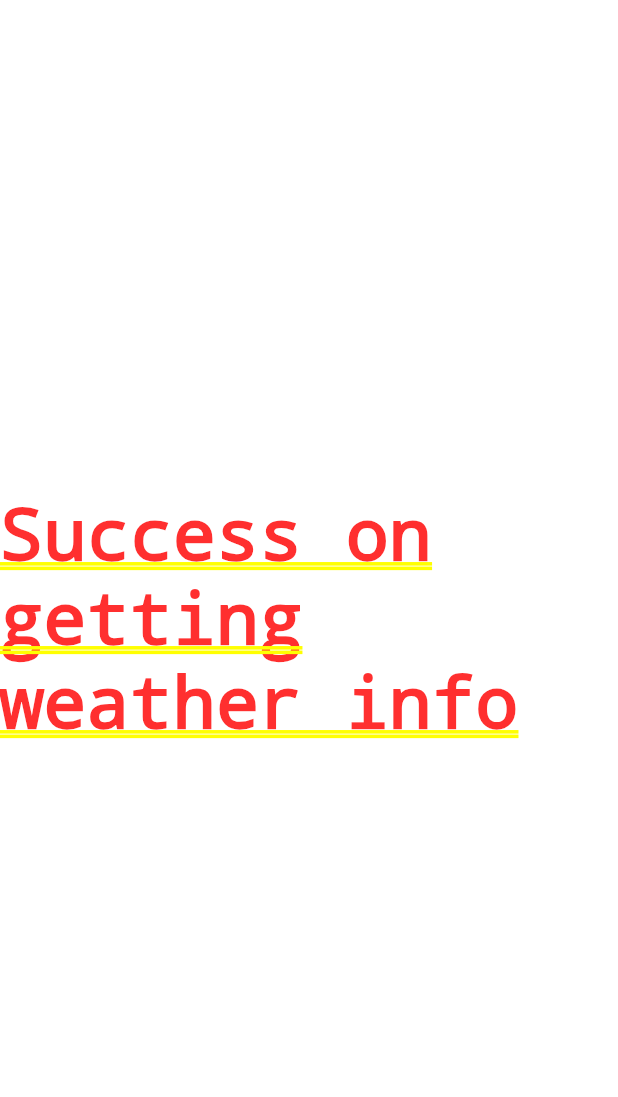
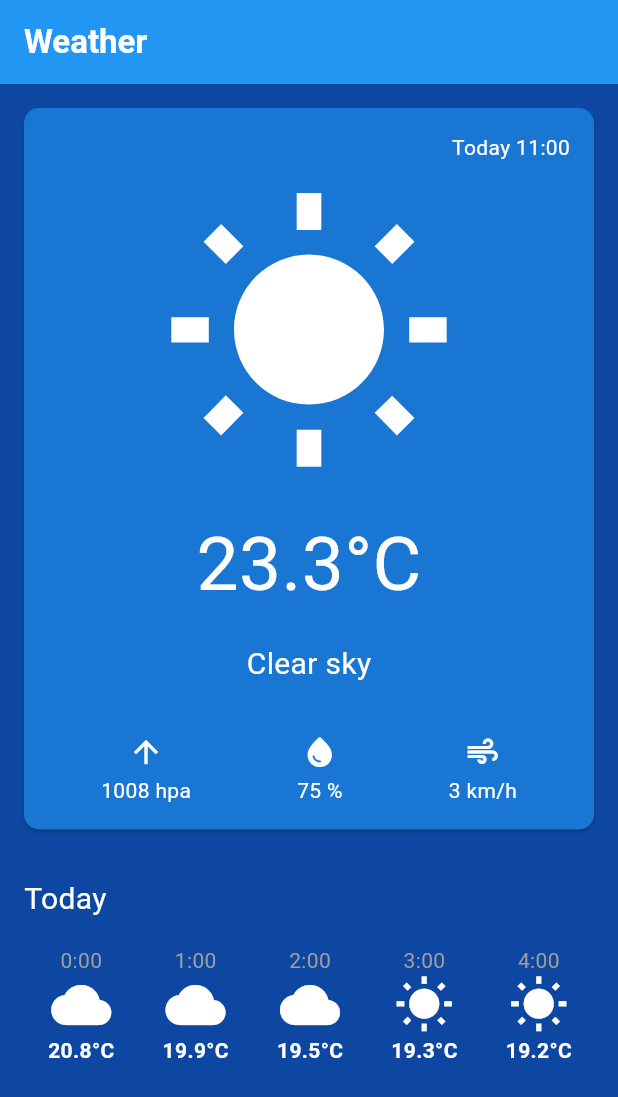
Before and after one commit to mateusfreese/Weather, a Flutter app: the screen it shows after launch, on a phone screen of 412 x 824 dp. Shown: the top 1097 px of the screen. Run offline on Flutter 3.47's test engine with Material 3 defaults, Android fonts, the phone set to English and light mode, and no system bars.

Commit message:
ui: create weather card and weather forecast widgets

```diff
--- a/lib/main.dart
+++ b/lib/main.dart
@@ -13,7 +13,7 @@ class WeatherApp extends StatelessWidget {
     return MaterialApp(
       title: 'Weather',
       theme: ThemeData(
-        colorScheme: ColorScheme.fromSeed(seedColor: Colors.grey),
+        colorScheme: ColorScheme.fromSeed(seedColor: Colors.blue),
         useMaterial3: true,
       ),
       home: const WeatherHome(),
--- /dev/null
+++ b/lib/presentation/model/weather_type_ui.dart
@@ -0,0 +1,60 @@
+import 'package:flutter/material.dart';
+
+import '../../domain/model/weather_type.dart';
+
+class WeatherTypeUI {
+  final IconData icon;
+  final String description;
+
+  WeatherTypeUI({required this.icon, required this.description});
+
+  factory WeatherTypeUI.fromWeatherType(WeatherType weatherType) {
+    switch (weatherType) {
+      case WeatherType.clearSky:
+        return WeatherTypeUI(icon: Icons.wb_sunny, description: "Clear sky");
+      case WeatherType.mainlyClear:
+        return WeatherTypeUI(icon: Icons.wb_cloudy, description: "Mainly clear");
+      case WeatherType.partlyCloudy:
+        return WeatherTypeUI(icon: Icons.cloud, description: "Partly cloudy");
+      case WeatherType.overcast:
+        return WeatherTypeUI(icon: Icons.cloud_queue, description: "Overcast");
+      case WeatherType.foggy:
+      case WeatherType.depositingRimeFog:
+        return WeatherTypeUI(icon: Icons.foggy, description: "Foggy");
+      case WeatherType.lightDrizzle:
+      case WeatherType.moderateDrizzle:
+      case WeatherType.denseDrizzle:
+        return WeatherTypeUI(icon: Icons.grain, description: "Drizzle");
+      case WeatherType.lightFreezingDrizzle:
+      case WeatherType.denseFreezingDrizzle:
+        return WeatherTypeUI(icon: Icons.ac_unit, description: "Freezing drizzle");
+      case WeatherType.slightRain:
+      case WeatherType.moderateRain:
+      case WeatherType.heavyRain:
+        return WeatherTypeUI(icon: Icons.umbrella, description: "Rain");
+      case WeatherType.heavyFreezingRain:
+        return WeatherTypeUI(icon: Icons.ac_unit, description: "Heavy Freezing rain");
+      case WeatherType.slightSnowFall:
+        return WeatherTypeUI(icon: Icons.ac_unit, description: "Slight Snowfall");
+      case WeatherType.moderateSnowFall:
+      case WeatherType.heavySnowFall:
+        return WeatherTypeUI(icon: Icons.snowing, description: "Snowfall");
+      case WeatherType.snowGrains:
+        return WeatherTypeUI(icon: Icons.grain, description: "Snow Grains");
+      case WeatherType.slightRainShowers:
+      case WeatherType.moderateRainShowers:
+      case WeatherType.violentRainShowers:
+        return WeatherTypeUI(icon: Icons.shower, description: "Rain Showers");
+      case WeatherType.slightSnowShowers:
+      case WeatherType.heavySnowShowers:
+        return WeatherTypeUI(icon: Icons.snowing, description: "Snow Showers");
+      case WeatherType.moderateThunderstorm:
+        return WeatherTypeUI(icon: Icons.bolt, description: "Thunderstorm");
+      case WeatherType.slightHailThunderstorm:
+      case WeatherType.heavyHailThunderstorm:
+        return WeatherTypeUI(icon: Icons.hail, description: "Thunderstorm with hail");
+      default:
+        return WeatherTypeUI(icon: Icons.error, description: "Unknown");
+    }
+  }
+}
--- /dev/null
+++ b/lib/presentation/utils/datetime_extensions.dart
@@ -0,0 +1,3 @@
+String formatTime(DateTime time) {
+  return "${time.hour}:${time.minute.toString().padLeft(2, '0')}";
+}
--- a/lib/presentation/view/weather_home.dart
+++ b/lib/presentation/view/weather_home.dart
@@ -7,6 +7,8 @@ import 'package:weather/data/weather_repository_impl.dart';
 import 'package:weather/domain/repository/weather_repository.dart';
 
 import '../../domain/model/weather_info.dart';
+import '../widgets/weather_card.dart';
+import '../widgets/weather_forecast.dart';
 
 class WeatherHome extends StatefulWidget {
   const WeatherHome({super.key});
@@ -46,13 +48,40 @@ class _WeatherHome extends State<WeatherHome> {
 
   @override
   Widget build(BuildContext context) {
-    return FutureBuilder(
-        future: weatherInfo,
-        builder: (context, snapshot) {
-          return Center(
-              child: snapshot.hasData
-                  ? const Text('Success on getting weather info')
-                  : const CircularProgressIndicator());
-        });
+    return Scaffold(
+        appBar: AppBar(
+          backgroundColor: Colors.blue,
+          title: const Text(
+            "Weather",
+            style: TextStyle(
+              color: Colors.white,
+              fontWeight: FontWeight.bold,
+            ),
+          ),
+        ),
+        body: FutureBuilder(
+            future: weatherInfo,
+            builder: (context, snapshot) {
+              if (snapshot.hasData &&
+                  snapshot.data?.currentWeatherData != null) {
+                return Container(
+                  color: Colors.blue[900],
+                  child: Column(
+                    crossAxisAlignment: CrossAxisAlignment.start,
+                    children: [
+                      WeatherCard(
+                          weatherData: snapshot.data!.currentWeatherData!,
+                          backgroundColor: Colors.blue[700]!),
+                      const SizedBox(height: 16),
+                      WeatherForecast(
+                          weatherDataList:
+                              snapshot.data!.weatherDataPerDay[0] ?? []),
+                    ],
+                  ),
+                );
+              }
+
+              return const Center(child: CircularProgressIndicator());
+            }));
   }
 }
--- /dev/null
+++ b/lib/presentation/widgets/hourly_weather_display.dart
@@ -0,0 +1,44 @@
+import 'package:flutter/material.dart';
+import 'package:weather/presentation/model/weather_type_ui.dart';
+
+import '../../domain/model/weather_data.dart';
+import '../utils/datetime_extensions.dart';
+
+class HourlyWeatherDisplay extends StatelessWidget {
+  final WeatherData weatherData;
+
+  const HourlyWeatherDisplay({super.key, required this.weatherData});
+
+  @override
+  Widget build(BuildContext context) {
+    final formattedTime = formatTime(weatherData.time);
+    final weatherTypeUi =
+        WeatherTypeUI.fromWeatherType(weatherData.weatherType);
+
+    return Padding(
+      padding: const EdgeInsets.symmetric(horizontal: 16.0),
+      child: Column(
+        mainAxisAlignment: MainAxisAlignment.spaceBetween,
+        crossAxisAlignment: CrossAxisAlignment.center,
+        children: [
+          Text(
+            formattedTime,
+            style: const TextStyle(color: Colors.grey),
+          ),
+          Icon(
+            weatherTypeUi.icon, // Assuming asset path for icon
+            size: 40,
+            color: Colors.white,
+          ),
+          Text(
+            "${weatherData.temperatureCelsius}°C",
+            style: const TextStyle(
+              color: Colors.white,
+              fontWeight: FontWeight.bold,
+            ),
+          ),
+        ],
+      ),
+    );
+  }
+}
--- /dev/null
+++ b/lib/presentation/widgets/weather_card.dart
@@ -0,0 +1,86 @@
+import 'package:flutter/material.dart';
+import 'package:weather/presentation/model/weather_type_ui.dart';
+import 'package:weather/presentation/widgets/weather_card_display.dart';
+
+import '../../domain/model/weather_data.dart';
+import '../utils/datetime_extensions.dart';
+
+class WeatherCard extends StatelessWidget {
+  final WeatherData weatherData;
+  final Color backgroundColor;
+  final EdgeInsetsGeometry padding;
+
+  const WeatherCard({super.key,
+    required this.weatherData,
+    required this.backgroundColor,
+    this.padding = const EdgeInsets.all(16.0)
+  });
+
+  @override
+  Widget build(BuildContext context) {
+    WeatherTypeUI weatherTypeUi = WeatherTypeUI.fromWeatherType(weatherData.weatherType);
+
+    return Card(
+      color: backgroundColor,
+      shape: RoundedRectangleBorder(
+        borderRadius: BorderRadius.circular(10),
+      ),
+      margin: padding,
+      child: Padding(
+        padding: padding,
+        child: Column(
+          crossAxisAlignment: CrossAxisAlignment.center,
+          children: [
+            Align(
+              alignment: Alignment.centerRight,
+              child: Text(
+                "Today ${formatTime(weatherData.time)}",
+                style: const TextStyle(color: Colors.white),
+              ),
+            ),
+            const SizedBox(height: 16),
+            Icon(
+              weatherTypeUi.icon,
+              size: 200,
+              color: Colors.white,
+            ),
+            const SizedBox(height: 16),
+            Text(
+              "${weatherData.temperatureCelsius}°C",
+              style: const TextStyle(fontSize: 50, color: Colors.white),
+            ),
+            const SizedBox(height: 16),
+            Text(
+              weatherTypeUi.description,
+              style: const TextStyle(fontSize: 20, color: Colors.white),
+            ),
+            const SizedBox(height: 32),
+            Row(
+              mainAxisAlignment: MainAxisAlignment.spaceAround,
+              children: [
+                WeatherDataDisplay(
+                  value: weatherData.pressure.round(),
+                  unit: "hpa",
+                  icon: Icons.arrow_upward,
+                  iconColor: Colors.white,
+                ),
+                WeatherDataDisplay(
+                  value: weatherData.humidity.round(),
+                  unit: "%",
+                  icon: Icons.water_drop,
+                  iconColor: Colors.white,
+                ),
+                WeatherDataDisplay(
+                  value: weatherData.windSpeed.round(),
+                  unit: "km/h",
+                  icon: Icons.air,
+                  iconColor: Colors.white,
+                ),
+              ],
+            ),
+          ],
+        ),
+      ),
+    );
+  }
+}
--- /dev/null
+++ b/lib/presentation/widgets/weather_card_display.dart
@@ -0,0 +1,29 @@
+import 'package:flutter/material.dart';
+
+class WeatherDataDisplay extends StatelessWidget {
+  final int value;
+  final String unit;
+  final IconData icon;
+  final Color iconColor;
+
+  const WeatherDataDisplay({super.key,
+    required this.value,
+    required this.unit,
+    required this.icon,
+    required this.iconColor,
+  });
+
+  @override
+  Widget build(BuildContext context) {
+    return Column(
+      children: [
+        Icon(icon, color: iconColor),
+        const SizedBox(height: 4),
+        Text(
+          '$value $unit',
+          style: const TextStyle(color: Colors.white),
+        ),
+      ],
+    );
+  }
+}
--- /dev/null
+++ b/lib/presentation/widgets/weather_forecast.dart
@@ -0,0 +1,35 @@
+import 'package:flutter/material.dart';
+
+import '../../domain/model/weather_data.dart';
+import 'hourly_weather_display.dart';
+
+class WeatherForecast extends StatelessWidget {
+  final List<WeatherData> weatherDataList;
+
+  const WeatherForecast({super.key, required this.weatherDataList});
+
+  @override
+  Widget build(BuildContext context) {
+    return Padding(
+      padding: const EdgeInsets.symmetric(horizontal: 16.0),
+      child: Column(
+        crossAxisAlignment: CrossAxisAlignment.start,
+        children: [
+          const Text(
+            "Today",
+            style: TextStyle(fontSize: 20, color: Colors.white),
+          ),
+          const SizedBox(height: 16),
+          SingleChildScrollView(
+            scrollDirection: Axis.horizontal,
+            child: Row(
+              children: weatherDataList.map((weather) {
+                return HourlyWeatherDisplay(weatherData: weather);
+              }).toList(),
+            ),
+          ),
+        ],
+      ),
+    );
+  }
+}
```
